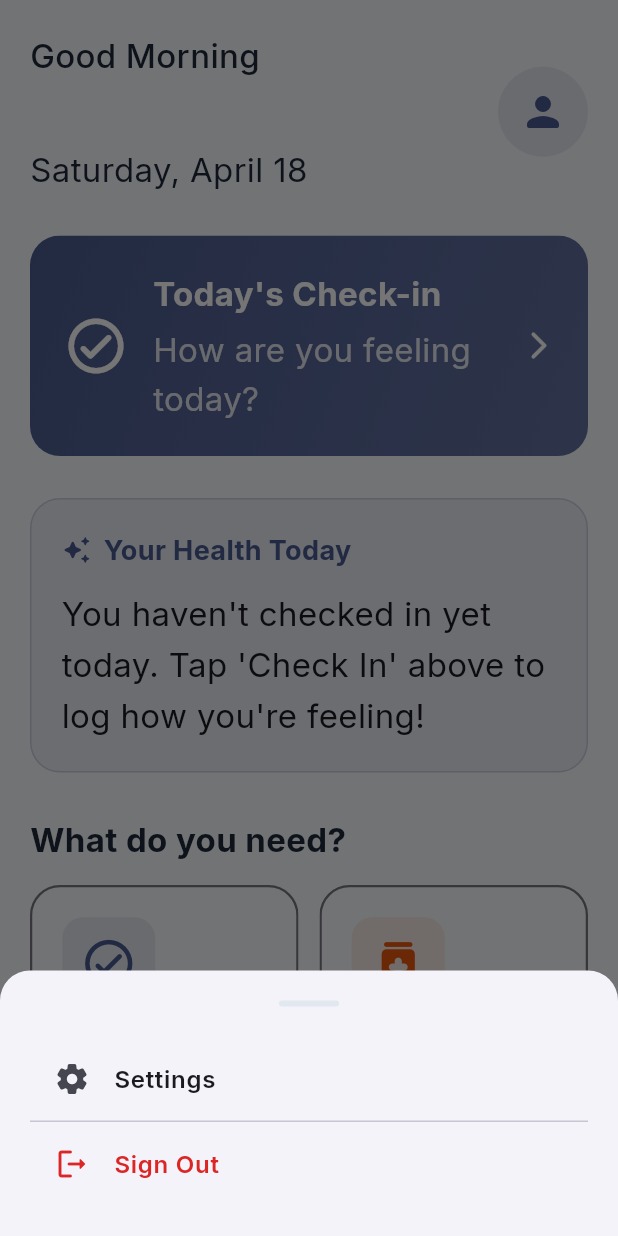
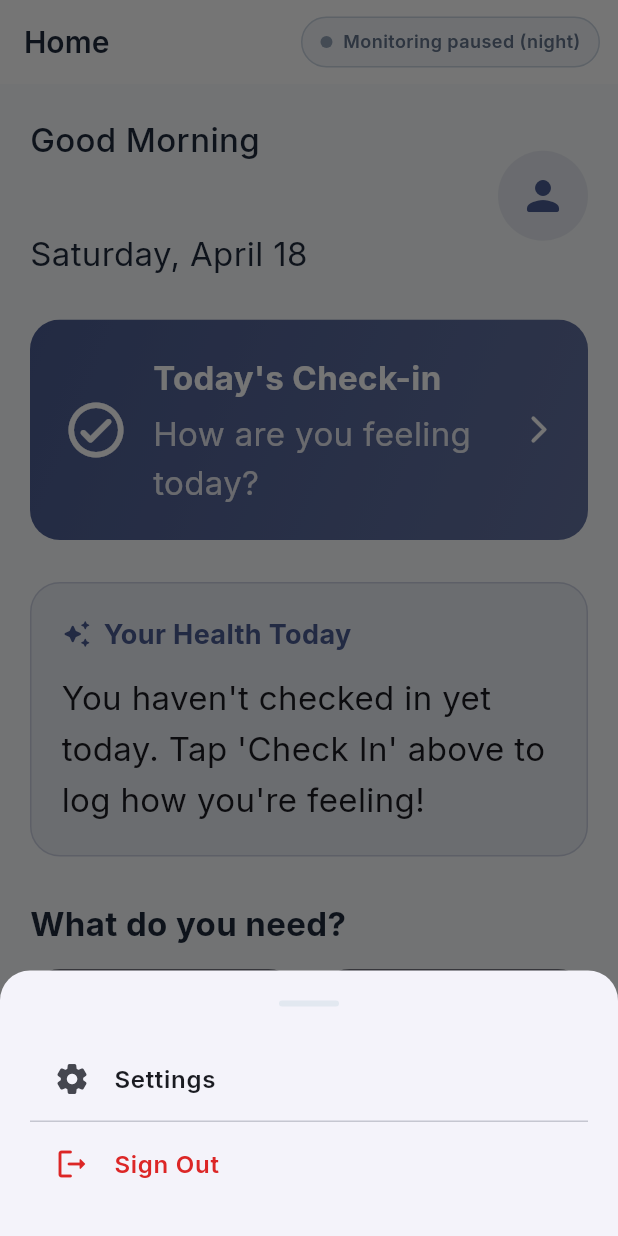
Before and after one commit to pavithiranr/elderly-ai-care-app, a Flutter app: the ElderlyHomeScreen screen opened by its route, after a tap on the "person" icon, on a phone screen of 412 x 824 dp. Run offline on Flutter 3.47's test engine with Material 3 defaults, Android fonts, the phone set to English and light mode, and no system bars; our stand-ins replace cloud_firestore, firebase_auth, firebase_core, firebase_messaging, fl_chart, flutter_dotenv and 6 more; accounts and stored records are empty.

Commit message:
🔧 fix: Resolve LateInitializationError in InactivitySosMixin
- Changed _activityTracker and _notificationService from late to nullable
- Added safe accessors with null checks and default values (false, Duration.zero)
- Fixed initInactivityMonitor to use local variables for callbacks
- Delayed assignment of instance variables until fully initialized
- Prevents crash when SafetyStatusIndicator accessed during async init

The mixin now gracefully handles the async initialization period before
ActivityTrackerService is ready, showing safe defaults in the UI.

```diff
--- /dev/null
+++ b/lib/features/deadman-switch/activity_tracker_service.dart
@@ -0,0 +1,158 @@
+// lib/services/activity_tracker_service.dart
+//
+// Monitors device motion AND app interactions to detect inactivity.
+// Shares the sensors_plus accelerometer stream with ShakeDetectorService
+// via an optional shared StreamController to avoid double-subscribing.
+//
+// Key behaviours:
+//   • Motion resets the timer (magnitude > 1.2 — even a gentle tilt)
+//   • App interactions reset the timer via resetTimer()
+//   • Only active between activeStartHour–activeEndHour (default 8 AM–10 PM)
+//   • Fires onWarning after warningDuration, then escalates after escalationGracePeriod
+
+import 'dart:async';
+import 'dart:math';
+import 'package:flutter/foundation.dart';
+import 'package:sensors_plus/sensors_plus.dart';
+
+typedef ActivityCallback = void Function();
+
+class ActivityTrackerService {
+  // ── Configuration ──────────────────────────────────────────────────────────
+  final Duration warningDuration;         // Time before first notification
+  final Duration escalationGracePeriod;   // Time after warning before escalation
+  final double motionThreshold;           // Magnitude that counts as "movement"
+  final int activeStartHour;             // 24h — don't alert before this hour
+  final int activeEndHour;               // 24h — don't alert after this hour
+
+  // ── Callbacks ──────────────────────────────────────────────────────────────
+  final ActivityCallback onWarning;       // Show local notification
+  final ActivityCallback onEscalate;      // Write to Firestore, alert caregiver
+
+  ActivityTrackerService({
+    // Demo-friendly defaults — change warningDuration to Duration(hours: 4)
+    // and escalationGracePeriod to Duration(minutes: 5) for production.
+    this.warningDuration = const Duration(minutes: 1),
+    this.escalationGracePeriod = const Duration(minutes: 5),
+    this.motionThreshold = 1.2,
+    this.activeStartHour = 8,
+    this.activeEndHour = 22,
+    required this.onWarning,
+    required this.onEscalate,
+  });
+
+  // ── Internal state ─────────────────────────────────────────────────────────
+  DateTime _lastActivityTime = DateTime.now();
+  Timer? _checkTimer;
+  StreamSubscription<UserAccelerometerEvent>? _accelSubscription;
+  bool _warningFired = false;
+  bool _escalationFired = false;
+  bool _isRunning = false;
+
+  // ── Public API ─────────────────────────────────────────────────────────────
+
+  void start() {
+    if (_isRunning) return;
+    _isRunning = true;
+    _lastActivityTime = DateTime.now();
+    _startAccelerometer();
+    _startCheckTimer();
+    debugPrint('[ActivityTracker] ▶ Started — warning in ${warningDuration.inMinutes}min');
+  }
+
+  void stop() {
+    _isRunning = false;
+    _accelSubscription?.cancel();
+    _accelSubscription = null;
+    _checkTimer?.cancel();
+    _checkTimer = null;
+    debugPrint('[ActivityTracker] ⏹ Stopped');
+  }
+
+  /// Call this from any user interaction: button taps, navigation, etc.
+  /// Wrap your GestureDetector or Navigator with this.
+  void resetTimer() {
+    if (!_isRunning) return;
+    _lastActivityTime = DateTime.now();
+    if (_warningFired || _escalationFired) {
+      debugPrint('[ActivityTracker] ✅ User responded — resetting alert state');
+      _warningFired = false;
+      _escalationFired = false;
+    }
+  }
+
+  /// How long ago was the last detected activity?
+  Duration get timeSinceLastActivity =>
+      DateTime.now().difference(_lastActivityTime);
+
+  /// Is the current time within the active monitoring window?
+  bool get isWithinActiveHours {
+    final h = DateTime.now().hour;
+    return h >= activeStartHour && h < activeEndHour;
+  }
+
+  bool get isRunning => _isRunning;
+
+  // ── Private helpers ────────────────────────────────────────────────────────
+
+  void _startAccelerometer() {
+    // Use gameInterval (~50ms) — same rate as ShakeDetectorService.
+    // If your app already has a broadcast stream, pass it in instead.
+    _accelSubscription = userAccelerometerEventStream(
+      samplingPeriod: SensorInterval.gameInterval,
+    ).listen((event) {
+      final magnitude = sqrt(
+        event.x * event.x + event.y * event.y + event.z * event.z,
+      );
+      if (magnitude > motionThreshold) {
+        // Throttle resets — only update if it's been at least 2 seconds
+        // to avoid flooding _lastActivityTime with every micro-vibration.
+        final now = DateTime.now();
+        if (now.difference(_lastActivityTime) > const Duration(seconds: 2)) {
+          _lastActivityTime = now;
+        }
+      }
+    });
+  }
+
+  void _startCheckTimer() {
+    // Check every 10 seconds — cheap enough, no Firestore writes unless alert fires.
+    _checkTimer = Timer.periodic(const Duration(seconds: 10), (_) => _evaluate());
+  }
+
+  void _evaluate() {
+    if (!isWithinActiveHours) {
+      // Silent hours — reset state so we don't alert at 8 AM for overnight inactivity.
+      if (_warningFired || _escalationFired) {
+        _warningFired = false;
+        _escalationFired = false;
+        _lastActivityTime = DateTime.now();
+        debugPrint('[ActivityTracker] 🌙 Outside active hours — state reset');
+      }
+      return;
+    }
+
+    final elapsed = timeSinceLastActivity;
+    debugPrint('[ActivityTracker] ⏱ Inactive for ${elapsed.inSeconds}s');
+
+    // ── Stage 1: Warning ────────────────────────────────────────────────
+    if (!_warningFired && elapsed >= warningDuration) {
+      _warningFired = true;
+      debugPrint('[ActivityTracker] ⚠️  Warning threshold hit — firing onWarning');
+      onWarning();
+      return;
+    }
+
+    // ── Stage 2: Escalation ─────────────────────────────────────────────
+    if (_warningFired && !_escalationFired &&
+        elapsed >= warningDuration + escalationGracePeriod) {
+      _escalationFired = true;
+      debugPrint('[ActivityTracker] 🚨 Escalation threshold hit — firing onEscalate');
+      onEscalate();
+    }
+  }
+
+  void dispose() {
+    stop();
+  }
+}
--- /dev/null
+++ b/lib/features/deadman-switch/inactivity_notification_service.dart
@@ -0,0 +1,144 @@
+// lib/services/inactivity_notification_service.dart
+//
+// Handles the two-stage alert flow:
+//   Stage 1 → Local notification (flutter_local_notifications)
+//   Stage 2 → Firestore write + caregiver SOS
+//
+// Setup required:
+//   flutter pub add flutter_local_notifications
+//   flutter pub add cloud_firestore   (already in your project)
+//
+// Android: add to AndroidManifest.xml inside <application>:
+//   <receiver android:exported="false"
+//     android:name="com.dexterous.flutterlocalnotifications.ScheduledNotificationReceiver"/>
+//
+// iOS: add to AppDelegate in didFinishLaunchingWithOptions:
+//   FlutterLocalNotificationsPlugin.setPluginRegistrantCallback(...)
+
+import 'package:flutter/foundation.dart';
+import 'package:flutter_local_notifications/flutter_local_notifications.dart';
+import 'package:cloud_firestore/cloud_firestore.dart';
+
+class InactivityNotificationService {
+  // ignore: unused_field
+  static const _notificationId = 1001;
+  static const _channelId = 'inactivity_alert';
+  static const _channelName = 'Inactivity Alert';
+
+  final FlutterLocalNotificationsPlugin _localNotifications =
+      FlutterLocalNotificationsPlugin();
+
+  bool _initialized = false;
+  final String userId; // Pass in from your auth service
+
+  InactivityNotificationService({required this.userId});
+
+  // ── Initialization ─────────────────────────────────────────────────────────
+
+  Future<void> initialize() async {
+    if (_initialized) return;
+
+    const androidSettings = AndroidInitializationSettings('@mipmap/ic_launcher');
+    const iosSettings = DarwinInitializationSettings(
+      requestAlertPermission: true,
+      requestBadgePermission: true,
+      requestSoundPermission: true,
+    );
+
+    await _localNotifications.initialize(
+      const InitializationSettings(android: androidSettings, iOS: iosSettings),
+      onDidReceiveNotificationResponse: _onNotificationTapped,
+    );
+
+    _initialized = true;
+    debugPrint('[InactivityNotification] ✅ Initialized');
+  }
+
+  // ── Stage 1: Local Notification ────────────────────────────────────────────
+
+  Future<void> showCheckInNotification() async {
+    debugPrint('[InactivityNotification] 🔔 Showing check-in notification');
+
+    const androidDetails = AndroidNotificationDetails(
+      _channelId,
+      _channelName,
+      channelDescription: 'Wellness check-in alerts',
+      importance: Importance.max,
+      priority: Priority.high,
+      fullScreenIntent: true,           // Shows even on lock screen
+      enableVibration: true,
+      playSound: true,
+      ongoing: true,                    // User must tap — can't swipe away
+      styleInformation: BigTextStyleInformation(
+        'We noticed your phone hasn\'t moved for a while. '
+        'Please tap here to let your caregivers know you\'re okay.',
+        contentTitle: '❤️ Are you okay?',
+        summaryText: 'Wellness Check',
+      ),
+    );
+
+    const iosDetails = DarwinNotificationDetails(
+      presentAlert: true,
+      presentBadge: true,
+      presentSound: true,
+      interruptionLevel: InterruptionLevel.critical,
+    );
+
+    await _localNotifications.show(
+      _notificationId,
+      '❤️ Are you okay?',
+      'Tap here to check in — your caregivers will be notified if you don\'t respond.',
+      const NotificationDetails(android: androidDetails, iOS: iosDetails),
+    );
+  }
+
+  Future<void> cancelCheckInNotification() async {
+    // await _localNotifications.cancel(_notificationId);
+    debugPrint('[InactivityNotification] ✅ Notification cancelled');
+  }
+
+  // ── Stage 2: Firestore Escalation ──────────────────────────────────────────
+
+  Future<void> escalateToFirestore() async {
+    debugPrint('[InactivityNotification] 🚨 Escalating to Firestore');
+
+    final firestore = FirebaseFirestore.instance;
+
+    // Write alert document — caregivers' app listens to this collection
+    await firestore
+        .collection('users')
+        .doc(userId)
+        .collection('alerts')
+        .add({
+      'type': 'inactivity_alert',
+      'status': 'inactivity_alert_triggered',  // Matches your prompt spec
+      'triggeredAt': FieldValue.serverTimestamp(),
+      'resolvedAt': null,
+      'severity': 'high',
+    });
+
+    // Also update the user's top-level status for quick caregiver dashboard reads
+    await firestore.collection('users').doc(userId).update({
+      'status': 'inactivity_alert_triggered',
+      'lastAlertAt': FieldValue.serverTimestamp(),
+    });
+  }
+
+  Future<void> resolveAlert() async {
+    debugPrint('[InactivityNotification] ✅ Alert resolved by user');
+
+    await FirebaseFirestore.instance
+        .collection('users')
+        .doc(userId)
+        .update({
+      'status': 'active',
+      'lastSeenAt': FieldValue.serverTimestamp(),
+    });
+  }
+}
+
+// ── Notification tap handler (top-level function required by plugin) ──────────
+void _onNotificationTapped(NotificationResponse response) {
+  // Navigate to app — handled by your NavigationService or GlobalKey<NavigatorState>
+  debugPrint('[InactivityNotification] User tapped notification: ${response.id}');
+}
--- /dev/null
+++ b/lib/features/deadman-switch/inactivity_sos_mixin.dart
@@ -0,0 +1,97 @@
+// lib/mixins/inactivity_sos_mixin.dart
+//
+// Drop-in companion to ShakeSosMixin.
+// Both mixins can coexist on the same State class — they use separate
+// sensor subscriptions (sensors_plus handles multiple listeners fine).
+//
+// Usage:
+//
+//   class _DashboardScreenState extends State<DashboardScreen>
+//       with ShakeSosMixin, InactivitySosMixin {
+//
+//     @override
+//     void initState() {
+//       super.initState();
+//       initShakeSos(context);
+//       initInactivityMonitor(userId: authService.currentUserId);
+//     }
+//
+//     @override
+//     void dispose() {
+//       disposeShakeSos();
+//       disposeInactivityMonitor();
+//       super.dispose();
+//     }
+//   }
+//
+// To reset on user interaction, wrap your Scaffold body in:
+//   GestureDetector(
+//     onTap: inactivityResetTimer,
+//     behavior: HitTestBehavior.translucent,
+//     child: yourExistingBody,
+//   )
+
+import 'activity_tracker_service.dart';
+import 'inactivity_notification_service.dart';
+
+mixin InactivitySosMixin {
+  ActivityTrackerService? _activityTracker;
+  InactivityNotificationService? _notificationService;
+
+  // Expose to dashboard widget for the status indicator
+  bool get inactivityMonitorActive => _activityTracker?.isRunning ?? false;
+  bool get isWithinActiveHours => _activityTracker?.isWithinActiveHours ?? false;
+  Duration get timeSinceLastActivity => _activityTracker?.timeSinceLastActivity ?? Duration.zero;
+
+  Future<void> initInactivityMonitor({required String userId}) async {
+    final notificationService = InactivityNotificationService(userId: userId);
+    await notificationService.initialize();
+
+    final activityTracker = ActivityTrackerService(
+      // ── Durations ──────────────────────────────────────────────────
+      // For hackathon demo: 1 minute warning, 2 minute escalation
+      // For production:     4 hours warning,  5 minute escalation
+      // To switch to production timings, uncomment these lines:
+      // warningDuration: const Duration(hours: 4),
+      // escalationGracePeriod: const Duration(minutes: 5),
+      warningDuration: const Duration(minutes: 1),  // Demo mode
+      escalationGracePeriod: const Duration(minutes: 2),  // Demo mode
+
+      // ── Thresholds ─────────────────────────────────────────────────
+      motionThreshold: 1.2,  // Very sensitive — any tilt resets the timer
+      activeStartHour: 8,    // 8 AM
+      activeEndHour: 22,     // 10 PM
+
+      // ── Stage 1: Local notification ────────────────────────────────
+      onWarning: () async {
+        await notificationService.showCheckInNotification();
+      },
+
+      // ── Stage 2: Firestore + caregiver escalation ──────────────────
+      onEscalate: () async {
+        await notificationService.escalateToFirestore();
+        await notificationService.cancelCheckInNotification();
+
+        // TODO: also trigger your existing sosService calls if desired:
+        // sosService.sendLocationToCaregivers();
+      },
+    );
+
+    activityTracker.start();
+
+    // Now assign to the instance variables
+    _notificationService = notificationService;
+    _activityTracker = activityTracker;
+  }
+
+  /// Call this from any user tap — reset the inactivity timer.
+  void inactivityResetTimer() {
+    _activityTracker?.resetTimer();
+    _notificationService?.cancelCheckInNotification();
+    _notificationService?.resolveAlert();
+  }
+
+  void disposeInactivityMonitor() {
+    _activityTracker?.dispose();
+  }
+}
--- /dev/null
+++ b/lib/features/deadman-switch/safety_status_indicator.dart
@@ -0,0 +1,156 @@
+// lib/widgets/safety_status_indicator.dart
+//
+// The subtle "Monitoring Safety..." badge shown on the dashboard.
+// Changes appearance based on monitoring state.
+//
+// Usage in your dashboard Scaffold:
+//   SafetyStatusIndicator(
+//     isActive: inactivityMonitorActive && isWithinActiveHours,
+//     timeSinceLastActivity: timeSinceLastActivity,
+//   )
+
+import 'package:flutter/material.dart';
+
+enum MonitoringState { active, sleepHours, alertFired }
+
+class SafetyStatusIndicator extends StatefulWidget {
+  final bool isActive;
+  final bool isWithinActiveHours;
+  final Duration timeSinceLastActivity;
+
+  const SafetyStatusIndicator({
+    super.key,
+    required this.isActive,
+    required this.isWithinActiveHours,
+    required this.timeSinceLastActivity,
+  });
+
+  @override
+  State<SafetyStatusIndicator> createState() => _SafetyStatusIndicatorState();
+}
+
+class _SafetyStatusIndicatorState extends State<SafetyStatusIndicator>
+    with SingleTickerProviderStateMixin {
+  late AnimationController _dotController;
+  late Animation<double> _dotAnimation;
+
+  @override
+  void initState() {
+    super.initState();
+    _dotController = AnimationController(
+      vsync: this,
+      duration: const Duration(milliseconds: 1200),
+    )..repeat(reverse: true);
+
+    _dotAnimation = Tween<double>(begin: 0.3, end: 1.0).animate(
+      CurvedAnimation(parent: _dotController, curve: Curves.easeInOut),
+    );
+  }
+
+  @override
+  void dispose() {
+    _dotController.dispose();
+    super.dispose();
+  }
+
+  MonitoringState get _state {
+    if (!widget.isActive) return MonitoringState.sleepHours;
+    if (!widget.isWithinActiveHours) return MonitoringState.sleepHours;
+    return MonitoringState.active;
+  }
+
+  @override
+  Widget build(BuildContext context) {
+    final isDark = Theme.of(context).brightness == Brightness.dark;
+
+    final config = _stateConfig(_state, isDark);
+
+    return Container(
+      padding: const EdgeInsets.symmetric(horizontal: 12, vertical: 7),
+      decoration: BoxDecoration(
+        color: config.bgColor,
+        borderRadius: BorderRadius.circular(20),
+        border: Border.all(color: config.borderColor, width: 1),
+      ),
+      child: Row(
+        mainAxisSize: MainAxisSize.min,
+        children: [
+          // Animated dot
+          AnimatedBuilder(
+            animation: _dotAnimation,
+            builder: (_, __) => Opacity(
+              opacity: _state == MonitoringState.active
+                  ? _dotAnimation.value
+                  : 1.0,
+              child: Container(
+                width: 8,
+                height: 8,
+                decoration: BoxDecoration(
+                  shape: BoxShape.circle,
+                  color: config.dotColor,
+                ),
+              ),
+            ),
+          ),
+          const SizedBox(width: 7),
+          Text(
+            config.label,
+            style: TextStyle(
+              color: config.textColor,
+              fontSize: 12,
+              fontWeight: FontWeight.w600,
+              letterSpacing: 0.3,
+            ),
+          ),
+        ],
+      ),
+    );
+  }
+
+  _IndicatorConfig _stateConfig(MonitoringState state, bool isDark) {
+    switch (state) {
+      case MonitoringState.active:
+        return _IndicatorConfig(
+          label: 'Monitoring Safety...',
+          dotColor: const Color(0xFF22C55E),
+          textColor: const Color(0xFF16A34A),
+          bgColor: const Color(0xFFDCFCE7),
+          borderColor: const Color(0xFF86EFAC),
+        );
+      case MonitoringState.sleepHours:
+        return _IndicatorConfig(
+          label: 'Monitoring paused (night)',
+          dotColor: const Color(0xFF94A3B8),
+          textColor: const Color(0xFF64748B),
+          bgColor: isDark
+              ? const Color(0xFF1E293B)
+              : const Color(0xFFF1F5F9),
+          borderColor: const Color(0xFFCBD5E1),
+        );
+      case MonitoringState.alertFired:
+        return _IndicatorConfig(
+          label: 'Wellness check sent',
+          dotColor: const Color(0xFFF97316),
+          textColor: const Color(0xFFEA580C),
+          bgColor: const Color(0xFFFFF7ED),
+          borderColor: const Color(0xFFFDBA74),
+        );
+    }
+  }
+}
+
+class _IndicatorConfig {
+  final String label;
+  final Color dotColor;
+  final Color textColor;
+  final Color bgColor;
+  final Color borderColor;
+
+  const _IndicatorConfig({
+    required this.label,
+    required this.dotColor,
+    required this.textColor,
+    required this.bgColor,
+    required this.borderColor,
+  });
+}
--- a/lib/features/elderly/home/elderly_home_screen.dart
+++ b/lib/features/elderly/home/elderly_home_screen.dart
@@ -8,6 +8,8 @@ import '../../../shared/services/gemini_service.dart';
 import '../../../shared/services/patient_service.dart';
 import '../../../shared/services/user_session_service.dart';
 import '../../sos-experiment/shake_sos_mixin.dart';
+import '../../deadman-switch/inactivity_sos_mixin.dart';
+import '../../deadman-switch/safety_status_indicator.dart';
 
 /// Elderly Home Screen.
 /// Design rules: ≥22px font, ≥64px buttons, high contrast, MD3.
@@ -18,7 +20,8 @@ class ElderlyHomeScreen extends StatefulWidget {
   State<ElderlyHomeScreen> createState() => _ElderlyHomeScreenState();
 }
 
-class _ElderlyHomeScreenState extends State<ElderlyHomeScreen> with ShakeSosMixin {
+class _ElderlyHomeScreenState extends State<ElderlyHomeScreen>
+    with ShakeSosMixin, InactivitySosMixin {
   String get _greeting {
     final hour = DateTime.now().hour;
     if (hour < 12) return 'Good Morning';
@@ -32,11 +35,19 @@ class _ElderlyHomeScreenState extends State<ElderlyHomeScreen> with ShakeSosMixi
   void initState() {
     super.initState();
     initShakeSos(context);
+
+    // Start inactivity monitor
+    UserSessionService.instance.getSavedUserId().then((userId) {
+      if (userId != null && mounted) {
+        initInactivityMonitor(userId: userId);
+      }
+    });
   }
 
   @override
   void dispose() {
     disposeShakeSos();
+    disposeInactivityMonitor();
     super.dispose();
   }
 
@@ -99,8 +110,26 @@ class _ElderlyHomeScreenState extends State<ElderlyHomeScreen> with ShakeSosMixi
   @override
   Widget build(BuildContext context) {
     return Scaffold(
-      body: SafeArea(
-        child: SingleChildScrollView(
+      appBar: AppBar(
+        title: const Text('Home'),
+        actions: [
+          Padding(
+            padding: const EdgeInsets.only(right: 12),
+            child: Center(
+              child: SafetyStatusIndicator(
+                isActive: inactivityMonitorActive,
+                isWithinActiveHours: isWithinActiveHours,
+                timeSinceLastActivity: timeSinceLastActivity,
+              ),
+            ),
+          ),
+        ],
+      ),
+      body: GestureDetector(
+        onTap: inactivityResetTimer,
+        behavior: HitTestBehavior.translucent,
+        child: SafeArea(
+          child: SingleChildScrollView(
           padding: const EdgeInsets.symmetric(horizontal: 20, vertical: 20),
           child: Column(
             crossAxisAlignment: CrossAxisAlignment.start,
@@ -188,6 +217,7 @@ class _ElderlyHomeScreenState extends State<ElderlyHomeScreen> with ShakeSosMixi
           ),
         ),
       ),
+    ),
     );
   }
 }
```
Also changed, not shown: lib/features/deadman-switch/dashboard_with_inactivity.dart (added, +138 -0 lines).
